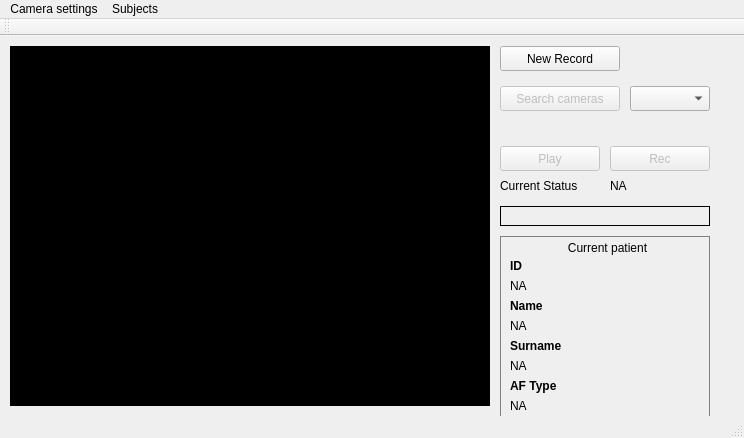
First picture: the form in camInterface/mainwindow.ui, repository LucaCerina/videoPPG_cameraInterface, before the edit.
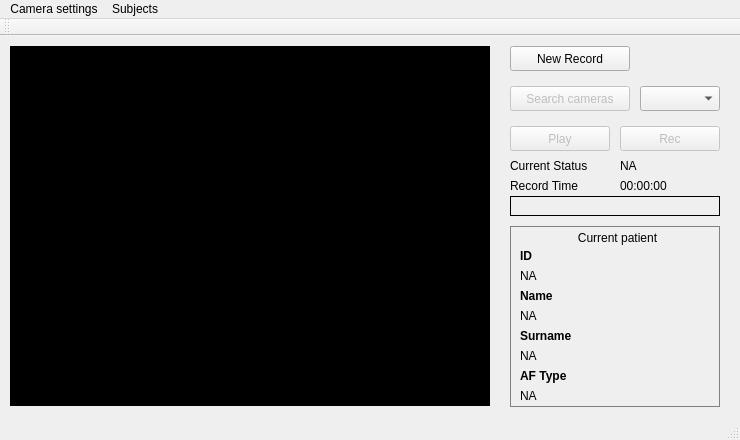
Second picture: the form after the edit.

Commit message: Corrected LIBS for Release deploy Added recording time in mainwindow

```diff
--- a/camInterface/mainwindow.ui
+++ b/camInterface/mainwindow.ui
@@ -6,8 +6,8 @@
    <rect>
     <x>0</x>
     <y>0</y>
-    <width>744</width>
-    <height>438</height>
+    <width>740</width>
+    <height>440</height>
    </rect>
   </property>
   <property name="windowTitle">
@@ -39,8 +39,8 @@
     </property>
     <property name="geometry">
      <rect>
-      <x>500</x>
-      <y>110</y>
+      <x>510</x>
+      <y>90</y>
       <width>100</width>
       <height>25</height>
      </rect>
@@ -58,7 +58,7 @@
     </property>
     <property name="geometry">
      <rect>
-      <x>500</x>
+      <x>510</x>
       <y>50</y>
       <width>120</width>
       <height>25</height>
@@ -71,7 +71,7 @@
    <widget class="QComboBox" name="cameraList">
     <property name="geometry">
      <rect>
-      <x>630</x>
+      <x>640</x>
       <y>50</y>
       <width>80</width>
       <height>25</height>
@@ -81,8 +81,8 @@
    <widget class="QLabel" name="faceLabel">
     <property name="geometry">
      <rect>
-      <x>500</x>
-      <y>170</y>
+      <x>510</x>
+      <y>160</y>
       <width>210</width>
       <height>20</height>
      </rect>
@@ -106,7 +106,7 @@
    <widget class="QPushButton" name="newRecButton">
     <property name="geometry">
      <rect>
-      <x>500</x>
+      <x>510</x>
       <y>10</y>
       <width>120</width>
       <height>25</height>
@@ -119,8 +119,8 @@
    <widget class="QGroupBox" name="groupBox">
     <property name="geometry">
      <rect>
-      <x>500</x>
-      <y>200</y>
+      <x>510</x>
+      <y>190</y>
       <width>210</width>
       <height>181</height>
      </rect>
@@ -279,8 +279,8 @@
     </property>
     <property name="geometry">
      <rect>
-      <x>610</x>
-      <y>110</y>
+      <x>620</x>
+      <y>90</y>
       <width>100</width>
       <height>25</height>
      </rect>
@@ -295,8 +295,8 @@
    <widget class="QLabel" name="statusLabelName">
     <property name="geometry">
      <rect>
-      <x>500</x>
-      <y>140</y>
+      <x>510</x>
+      <y>120</y>
       <width>120</width>
       <height>20</height>
      </rect>
@@ -308,8 +308,8 @@
    <widget class="QLabel" name="statusLabel">
     <property name="geometry">
      <rect>
-      <x>610</x>
-      <y>140</y>
+      <x>620</x>
+      <y>120</y>
       <width>100</width>
       <height>20</height>
      </rect>
@@ -318,13 +318,42 @@
      <string>NA</string>
     </property>
    </widget>
+   <widget class="QLabel" name="recordTimeLabelName">
+    <property name="geometry">
+     <rect>
+      <x>510</x>
+      <y>140</y>
+      <width>120</width>
+      <height>20</height>
+     </rect>
+    </property>
+    <property name="text">
+     <string>Record Time</string>
+    </property>
+   </widget>
+   <widget class="QLabel" name="recordTimeLabel">
+    <property name="enabled">
+     <bool>true</bool>
+    </property>
+    <property name="geometry">
+     <rect>
+      <x>620</x>
+      <y>140</y>
+      <width>100</width>
+      <height>20</height>
+     </rect>
+    </property>
+    <property name="text">
+     <string>00:00:00</string>
+    </property>
+   </widget>
   </widget>
   <widget class="QMenuBar" name="menuBar">
    <property name="geometry">
     <rect>
      <x>0</x>
      <y>0</y>
-     <width>744</width>
+     <width>740</width>
      <height>21</height>
     </rect>
    </property>
```
The commit also changes 5 other files.
